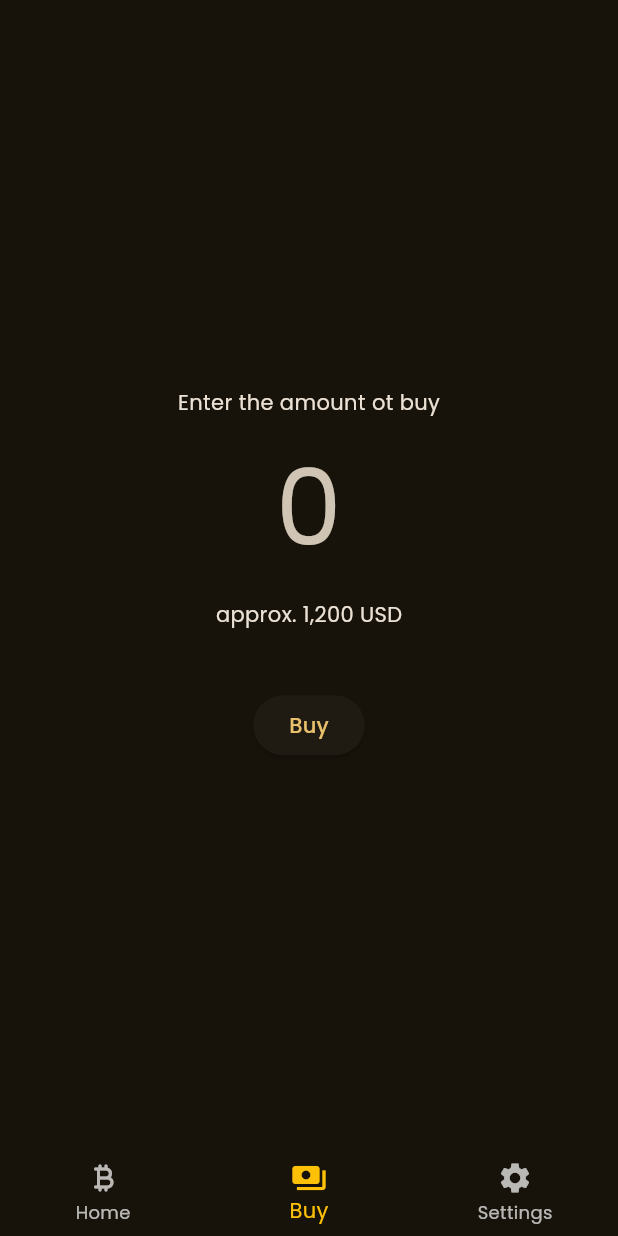
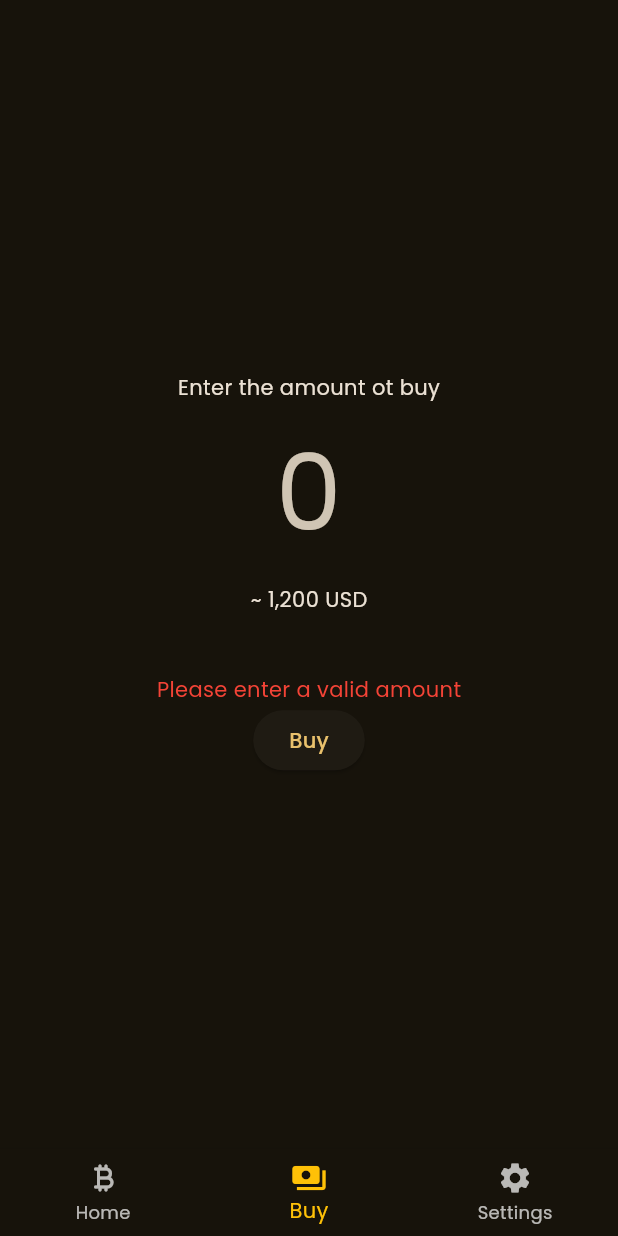
Before and after one commit to truxxu/buy-btc-flutter, a Flutter app: the screen it shows after launch, item 2 of the bottom bar chosen, after a tap on "Buy", on a phone screen of 412 x 824 dp. Run offline on Flutter 3.47's test engine with Material 2 defaults, Android fonts, the phone set to English and light mode, and no system bars.

Commit message:
validates form

```diff
--- a/lib/pages/buy.dart
+++ b/lib/pages/buy.dart
@@ -5,10 +5,44 @@ class Buy extends StatelessWidget {
 
   @override
   Widget build(BuildContext context) {
-    return Scaffold(
+    return const Scaffold(
       body: SafeArea(
         child: Padding(
-          padding: const EdgeInsets.all(15),
+          padding: EdgeInsets.all(15),
+          child: BuyForm(),
+        ),
+      ),
+    );
+  }
+}
+
+class BuyForm extends StatefulWidget {
+  const BuyForm({
+    super.key,
+  });
+
+  @override
+  State<BuyForm> createState() => _BuyFormState();
+}
+
+class _BuyFormState extends State<BuyForm> {
+  final _formKey = GlobalKey<FormState>();
+
+  String? _validationError;
+
+  bool get _showError => _validationError != null;
+
+  String? Function(String?)? get validator => (value) {
+        if (value == null || value.isEmpty) {
+          return 'error';
+        }
+        return null;
+      };
+
+  @override
+  Widget build(BuildContext context) {
+    return Form(
+      key: _formKey,
       child: Column(
         mainAxisAlignment: MainAxisAlignment.center,
         children: [
@@ -16,27 +50,51 @@ class Buy extends StatelessWidget {
             'Enter the amount ot buy',
           ),
           TextFormField(
+            autovalidateMode: AutovalidateMode.onUserInteraction,
+            keyboardType: TextInputType.number,
+            validator: (value) {
+              final error = validator?.call(value);
+              WidgetsBinding.instance.addPostFrameCallback((_) {
+                setState(() {
+                  _validationError = error;
+                });
+              });
+              return null;
+            },
             showCursor: false,
             textAlign: TextAlign.center,
-                style: const TextStyle(fontSize: 70, color: Colors.amberAccent),
+            style: const TextStyle(
+              fontSize: 70,
+              color: Colors.amberAccent,
+            ),
             decoration: const InputDecoration(
               border: InputBorder.none,
               hintText: "0",
             ),
+            textInputAction: TextInputAction.next,
           ),
           const Text(
-                'approx. 1,200 USD',
+            '~ 1,200 USD',
           ),
           const SizedBox(
             height: 40,
           ),
-              ElevatedButton(
-                onPressed: () {},
-                child: const Text("Buy"),
-              )
-            ],
+          if (_showError)
+            const Text(
+              "Please enter a valid amount",
+              style: TextStyle(
+                color: Colors.red,
               ),
             ),
+          ElevatedButton(
+            onPressed: () {
+              if (!_formKey.currentState!.validate()) {
+                debugPrint('success!');
+              }
+            },
+            child: const Text("Buy"),
+          ),
+        ],
       ),
     );
   }
```
Lines whose indentation alone changed are shown as unchanged.
